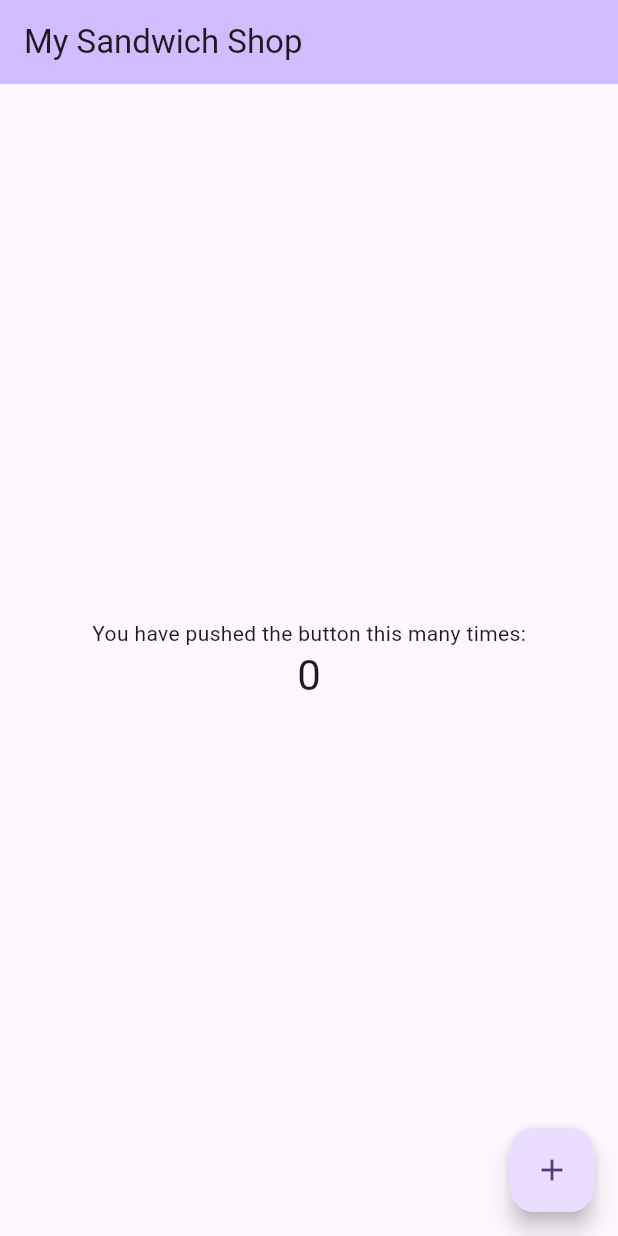
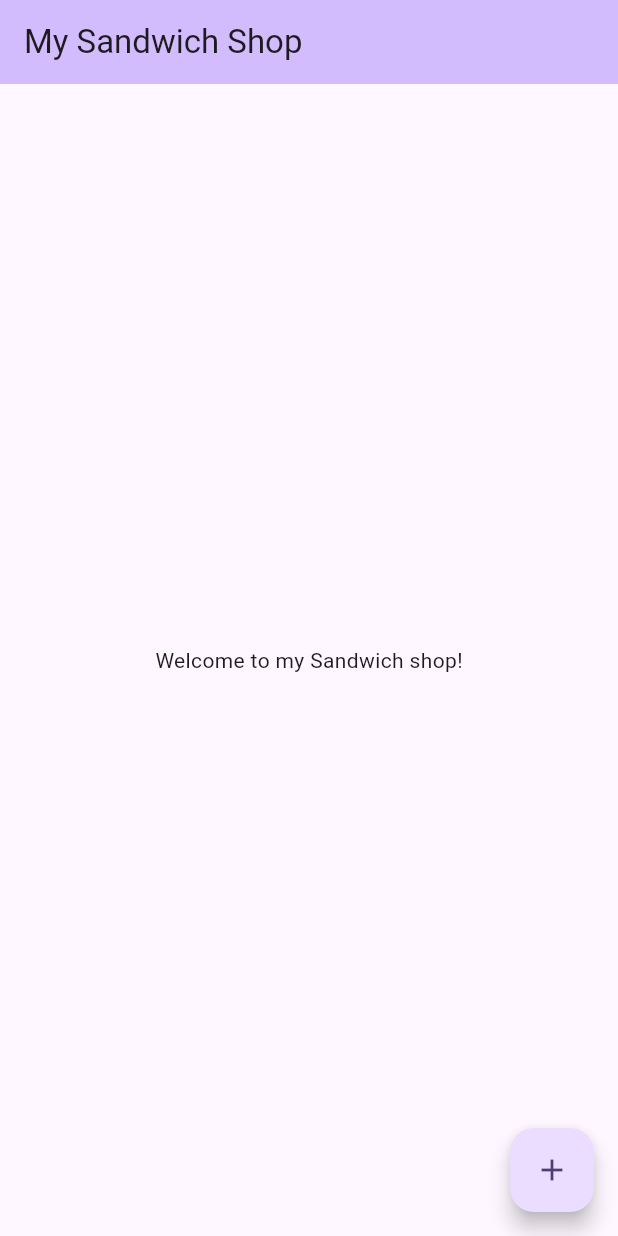
Before and after one commit to soijukye/sandwich_shop, a Flutter app: the screen it shows after launch, on a phone screen of 412 x 824 dp. Run offline on Flutter 3.47's test engine with Material 3 defaults, Android fonts, the phone set to English and light mode, and no system bars.

Commit message:
Update welcome message on home page

```diff
--- a/lib/main.dart
+++ b/lib/main.dart
@@ -104,11 +104,8 @@ class _MyHomePageState extends State<MyHomePage> {
           // wireframe for each widget.
           mainAxisAlignment: MainAxisAlignment.center,
           children: <Widget>[
-            const Text('You have pushed the button this many times:'),
-            Text(
-              '$_counter',
-              style: Theme.of(context).textTheme.headlineMedium,
-            ),
+            const Text('Welcome to my Sandwich shop!'),
+
           ],
         ),
       ),
```
